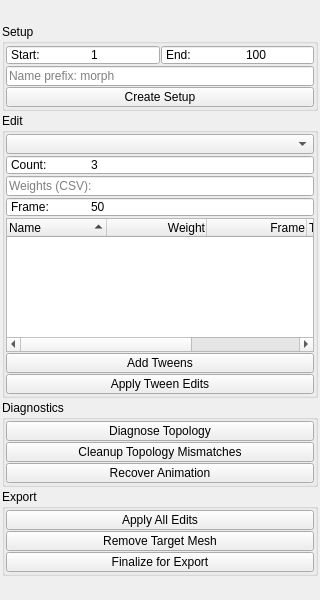
The window that mayatk/anim_utils/blendshape_animator/blendshape_animator.ui (m3trik/mayatk) describes before a commit, drawn with Qt 5.
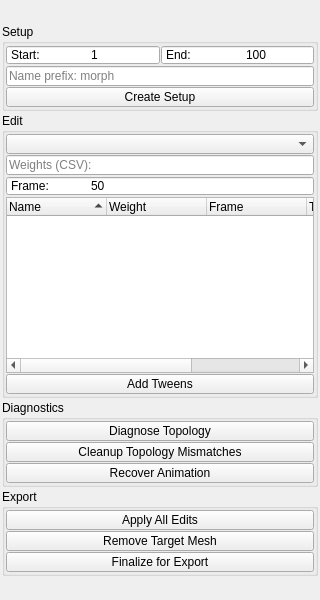
The same window after the commit. Custom widgets are drawn as their Qt base class.

Diff of the .ui file:
```diff
--- a/mayatk/anim_utils/blendshape_animator/blendshape_animator.ui
+++ b/mayatk/anim_utils/blendshape_animator/blendshape_animator.ui
@@ -234,41 +234,6 @@
         </widget>
        </item>
        <item row="1" column="0" colspan="2">
-        <widget class="SpinBox" name="s002">
-         <property name="minimumSize">
-          <size>
-           <width>0</width>
-           <height>20</height>
-          </size>
-         </property>
-         <property name="maximumSize">
-          <size>
-           <width>16777215</width>
-           <height>20</height>
-          </size>
-         </property>
-         <property name="toolTip">
-          <string>Number of evenly-spaced tweens to create
-when no explicit weights are provided.</string>
-         </property>
-         <property name="buttonSymbols">
-          <enum>QAbstractSpinBox::NoButtons</enum>
-         </property>
-         <property name="prefix">
-          <string>Count:	</string>
-         </property>
-         <property name="minimum">
-          <number>1</number>
-         </property>
-         <property name="maximum">
-          <number>20</number>
-         </property>
-         <property name="value">
-          <number>3</number>
-         </property>
-        </widget>
-       </item>
-       <item row="2" column="0" colspan="2">
         <widget class="LineEdit" name="le001">
          <property name="minimumSize">
           <size>
@@ -292,7 +257,7 @@
          </property>
         </widget>
        </item>
-       <item row="3" column="0" colspan="2">
+       <item row="2" column="0" colspan="2">
         <widget class="SpinBox" name="s003">
          <property name="minimumSize">
           <size>
@@ -328,7 +293,7 @@
          </property>
         </widget>
        </item>
-       <item row="4" column="0" colspan="2">
+       <item row="3" column="0" colspan="2">
         <widget class="TreeWidget" name="tree000">
          <property name="sizePolicy">
           <sizepolicy hsizetype="Expanding" vsizetype="Expanding">
@@ -391,9 +356,6 @@
           <property name="toolTip">
            <string>BlendShape in-between weight (0.000 - 1.000).</string>
           </property>
-          <property name="textAlignment">
-           <set>AlignRight|AlignVCenter</set>
-          </property>
          </column>
          <column>
           <property name="text">
@@ -403,9 +365,6 @@
            <string>Animation frame this tween was created from
 (empty for weight-based tweens).</string>
           </property>
-          <property name="textAlignment">
-           <set>AlignRight|AlignVCenter</set>
-          </property>
          </column>
          <column>
           <property name="text">
@@ -427,7 +386,7 @@
          </column>
         </widget>
        </item>
-       <item row="5" column="0" colspan="2">
+       <item row="4" column="0" colspan="2">
         <widget class="PushButton" name="b001">
          <property name="minimumSize">
           <size>
@@ -450,29 +409,6 @@
          </property>
         </widget>
        </item>
-       <item row="6" column="0" colspan="2">
-        <widget class="PushButton" name="b002">
-         <property name="minimumSize">
-          <size>
-           <width>0</width>
-           <height>20</height>
-          </size>
-         </property>
-         <property name="maximumSize">
-          <size>
-           <width>16777215</width>
-           <height>20</height>
-          </size>
-         </property>
-         <property name="toolTip">
-          <string>Apply edits made to existing tween meshes back into the blendShape.
-Option box: skip_duplicates, validate_topology.</string>
-         </property>
-         <property name="text">
-          <string>Apply Tween Edits</string>
-         </property>
-        </widget>
-       </item>
       </layout>
      </widget>
     </item>
```
Left out of the diff: 6 changed lines with no effect on the pictures.
